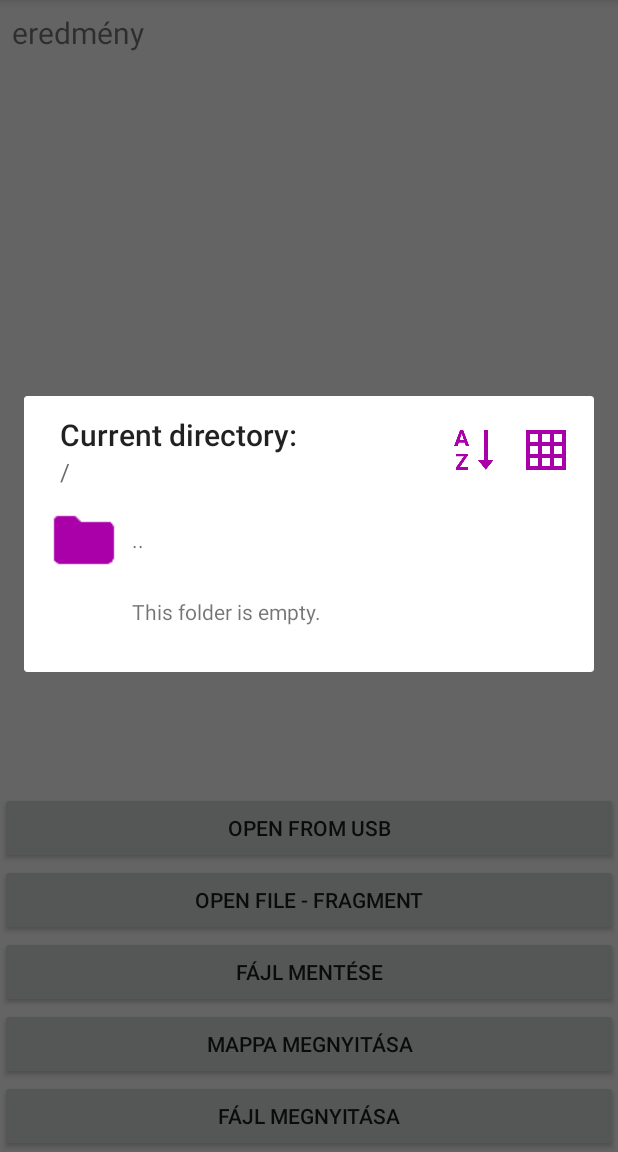
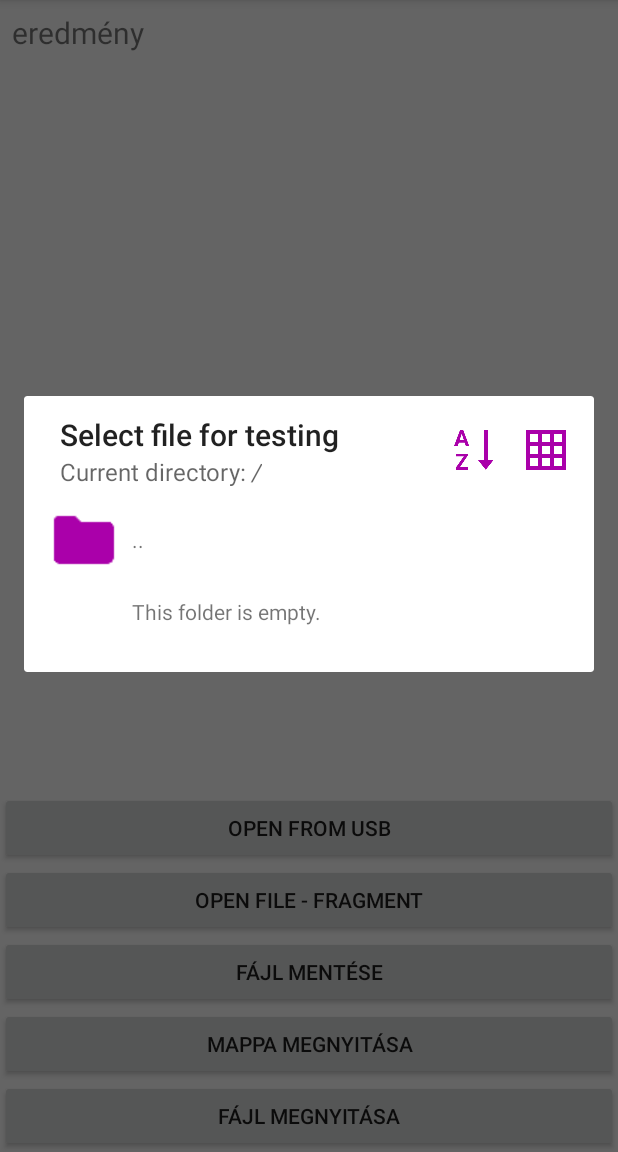
Before and after one commit to mrolcsi/FileBrowser-Android, an Android app: the screen it shows after launch (MainActivity), after a tap on "FÁJL MEGNYITÁSA", on a phone screen of 412 x 824 dp, the part 84-1236 px from its top. Run offline under Robolectric (Android 15) with nearby library versions, the phone set to English and light mode, and no system bars; plain views replace AutoGridView.

Commit message:
Set custom title string in dialogs.

```diff
--- a/FileBrowser/src/main/java/hu/mrolcsi/android/filebrowser/BrowserDialog.java
+++ b/FileBrowser/src/main/java/hu/mrolcsi/android/filebrowser/BrowserDialog.java
@@ -12,6 +12,7 @@ import android.support.v7.widget.GridLayoutManager;
 import android.support.v7.widget.LinearLayoutManager;
 import android.support.v7.widget.RecyclerView;
 import android.support.v7.widget.Toolbar;
+import android.text.Html;
 import android.util.TypedValue;
 import android.view.KeyEvent;
 import android.view.LayoutInflater;
@@ -26,14 +27,6 @@ import android.widget.EditText;
 import android.widget.RelativeLayout;
 import android.widget.Spinner;
 import android.widget.TextView;
-
-import java.io.File;
-import java.io.FileFilter;
-import java.util.List;
-import java.util.Locale;
-import java.util.Map;
-import java.util.concurrent.ConcurrentHashMap;
-
 import hu.mrolcsi.android.filebrowser.option.BrowseMode;
 import hu.mrolcsi.android.filebrowser.option.Layout;
 import hu.mrolcsi.android.filebrowser.option.SortMode;
@@ -43,6 +36,12 @@ import hu.mrolcsi.android.filebrowser.util.FileSorterTask;
 import hu.mrolcsi.android.filebrowser.util.FileUtils;
 import hu.mrolcsi.android.filebrowser.util.Utils;
 import hu.mrolcsi.android.filebrowser.util.itemclicksupport.ItemClickSupport;
+import java.io.File;
+import java.io.FileFilter;
+import java.util.List;
+import java.util.Locale;
+import java.util.Map;
+import java.util.concurrent.ConcurrentHashMap;
 
 /**
  * Created with IntelliJ IDEA.
@@ -56,19 +55,17 @@ public class BrowserDialog extends DialogFragment {
 
   //region Public stuff
   /**
-     * Browsing mode:
-     * <ul>
-     * <li>Open File: {@link hu.mrolcsi.android.filebrowser.option.BrowseMode#OPEN_FILE OPEN_FILE}</li>
-     * <li>Select Directory: {@link hu.mrolcsi.android.filebrowser.option.BrowseMode#SELECT_DIR SELECT_DIR}</li>
-     * <li>Save File: {@link hu.mrolcsi.android.filebrowser.option.BrowseMode#SAVE_FILE SAVE_FILE}</li>
-     * </ul>
-     * Default: open file
+   * Browsing mode: <ul> <li>Open File: {@link hu.mrolcsi.android.filebrowser.option.BrowseMode#OPEN_FILE
+   * OPEN_FILE}</li> <li>Select Directory: {@link hu.mrolcsi.android.filebrowser.option.BrowseMode#SELECT_DIR
+   * SELECT_DIR}</li> <li>Save File: {@link hu.mrolcsi.android.filebrowser.option.BrowseMode#SAVE_FILE
+   * SAVE_FILE}</li> </ul> Default: open file
    *
    * @see hu.mrolcsi.android.filebrowser.option.BrowseMode
    */
   private static final String OPTION_BROWSE_MODE;
   /**
-     * String:  Absolute path to starting directory (Default: root of EXTERNAL_STORAGE (SD-Card) or "/")
+   * String:  Absolute path to starting directory (Default: root of EXTERNAL_STORAGE (SD-Card) or
+   * "/")
    */
   private static final String OPTION_START_PATH;
   /**
@@ -80,18 +77,17 @@ public class BrowserDialog extends DialogFragment {
    */
   private static final String RESULT;
   /**
-     * Sort Mode: (Directories always have priority before files)
-     * <ul>
-     * <li>By filename (ascending): {@link hu.mrolcsi.android.filebrowser.option.SortMode#BY_NAME_ASC BY_NAME_ASC}</li>
-     * <li>By filename (descending): {@link hu.mrolcsi.android.filebrowser.option.SortMode#BY_NAME_DESC BY_NAME_DESC}</li>
-     * <li>By extension (ascending): {@link hu.mrolcsi.android.filebrowser.option.SortMode#BY_EXTENSION_ASC BY_EXTENSION_ASC}</li>
-     * <li>By extension (descending): {@link hu.mrolcsi.android.filebrowser.option.SortMode#BY_EXTENSION_DESC BY_EXTENSION_DESC}</li>
-     * <li>By modification date (ascending): {@link hu.mrolcsi.android.filebrowser.option.SortMode#BY_DATE_ASC BY_DATE_ASC}</li>
-     * <li>By modification date (descending): {@link hu.mrolcsi.android.filebrowser.option.SortMode#BY_DATE_DESC BY_DATE_DESC}</li>
-     * <li>By size (ascending): {@link hu.mrolcsi.android.filebrowser.option.SortMode#BY_SIZE_ASC BY_SIZE_ASC}</li>
-     * <li>By size (descending): {@link hu.mrolcsi.android.filebrowser.option.SortMode#BY_SIZE_DESC BY_SIZE_DESC}</li>
-     * </ul>
-     * Default: by filename (ascending)
+   * Sort Mode: (Directories always have priority before files) <ul> <li>By filename (ascending):
+   * {@link hu.mrolcsi.android.filebrowser.option.SortMode#BY_NAME_ASC BY_NAME_ASC}</li> <li>By
+   * filename (descending): {@link hu.mrolcsi.android.filebrowser.option.SortMode#BY_NAME_DESC
+   * BY_NAME_DESC}</li> <li>By extension (ascending): {@link hu.mrolcsi.android.filebrowser.option.SortMode#BY_EXTENSION_ASC
+   * BY_EXTENSION_ASC}</li> <li>By extension (descending): {@link hu.mrolcsi.android.filebrowser.option.SortMode#BY_EXTENSION_DESC
+   * BY_EXTENSION_DESC}</li> <li>By modification date (ascending): {@link
+   * hu.mrolcsi.android.filebrowser.option.SortMode#BY_DATE_ASC BY_DATE_ASC}</li> <li>By
+   * modification date (descending): {@link hu.mrolcsi.android.filebrowser.option.SortMode#BY_DATE_DESC
+   * BY_DATE_DESC}</li> <li>By size (ascending): {@link hu.mrolcsi.android.filebrowser.option.SortMode#BY_SIZE_ASC
+   * BY_SIZE_ASC}</li> <li>By size (descending): {@link hu.mrolcsi.android.filebrowser.option.SortMode#BY_SIZE_DESC
+   * BY_SIZE_DESC}</li> </ul> Default: by filename (ascending)
    *
    * @see hu.mrolcsi.android.filebrowser.option.SortMode
    */
@@ -119,6 +115,10 @@ public class BrowserDialog extends DialogFragment {
    * @see hu.mrolcsi.android.filebrowser.option.Layout
    */
   private static final String OPTION_LAYOUT;
+  /**
+   * An optional title for the browser dialog.
+   */
+  private static final String OPTION_DIALOG_TITLE;
 
   public static final SortMode[] SORT_HASHES = new SortMode[]{
       SortMode.BY_NAME_ASC,
@@ -141,14 +141,18 @@ public class BrowserDialog extends DialogFragment {
     OPTION_START_PATH = "startPath";
     OPTION_BROWSE_MODE = "browseMode";
     OPTION_LAYOUT = "layout";
+    OPTION_DIALOG_TITLE = "dialogTitle";
   }
 
+  //region Privates
+
+  protected BrowseMode mBrowseMode = BrowseMode.OPEN_FILE;
   protected final Map<String, Parcelable> mStates = new ConcurrentHashMap<>();
-    //region Privates
-    protected BrowseMode mBrowseMode = BrowseMode.OPEN_FILE;
   protected SortMode mSortMode = SortMode.BY_NAME_ASC;
   protected String[] mExtensionFilter;
-    private String mStartPath = Environment.getExternalStorageState().equals(Environment.MEDIA_MOUNTED) ? Environment.getExternalStorageDirectory().getAbsolutePath() : "/";
+  private String mStartPath =
+      Environment.getExternalStorageState().equals(Environment.MEDIA_MOUNTED) ? Environment
+          .getExternalStorageDirectory().getAbsolutePath() : "/";
   private String mRootPath = File.listRoots()[0].getAbsolutePath();
   private boolean mStartIsRoot = true;
   protected int mItemLayoutID = R.layout.browser_listitem_layout;
@@ -158,6 +162,7 @@ public class BrowserDialog extends DialogFragment {
   protected ItemClickSupport mItemClickSupport;
   protected Toolbar mToolbar;
   private String mDefaultFileName;
+  private String mDialogTitle;
   private String mCurrentExtension;
   private String mCurrentPath = mStartPath;
   private Layout mActiveLayout = Layout.LIST;
@@ -176,6 +181,7 @@ public class BrowserDialog extends DialogFragment {
 
   private MenuItem menuSortMode;
   private MenuItem menuSwitchLayout;
+
   //endregion
 
   @Override
@@ -191,6 +197,7 @@ public class BrowserDialog extends DialogFragment {
       mActiveLayout = (Layout) savedInstanceState.getSerializable(OPTION_LAYOUT);
       mItemLayoutID = savedInstanceState.getInt("itemLayoutID");
       mDefaultFileName = savedInstanceState.getString(OPTION_DEFAULT_FILENAME);
+      mDialogTitle = savedInstanceState.getString(OPTION_DIALOG_TITLE);
     } else {
       mCurrentPath = mStartPath;
     }
@@ -198,7 +205,8 @@ public class BrowserDialog extends DialogFragment {
   }
 
   @Override
-    public View onCreateView(LayoutInflater inflater, ViewGroup container, Bundle savedInstanceState) {
+  public View onCreateView(LayoutInflater inflater, ViewGroup container,
+      Bundle savedInstanceState) {
     return inflater.inflate(R.layout.browser_layout_dialog, container, false);
   }
 
@@ -209,9 +217,12 @@ public class BrowserDialog extends DialogFragment {
     setupToolbar();
 
     rvFileList = (RecyclerView) view.findViewById(R.id.browser_recyclerView);
-        DividerItemDecoration listItemDecor = new DividerItemDecoration(getContext(), DividerItemDecoration.VERTICAL_LIST);
+    DividerItemDecoration listItemDecor = new DividerItemDecoration(getContext(),
+        DividerItemDecoration.VERTICAL_LIST);
     mLinearLayout = new LinearLayoutManager(getContext(), LinearLayoutManager.VERTICAL, false);
-        mGridLayout = new GridLayoutManager(getContext(), getResources().getInteger(R.integer.browser_columnCount), LinearLayoutManager.VERTICAL, false);
+    mGridLayout = new GridLayoutManager(getContext(),
+        getResources().getInteger(R.integer.browser_columnCount), LinearLayoutManager.VERTICAL,
+        false);
     mItemClickSupport = ItemClickSupport.addTo(rvFileList);
     setListListeners();
 
@@ -250,7 +261,8 @@ public class BrowserDialog extends DialogFragment {
 
       final Spinner spnExtension = (Spinner) view.findViewById(R.id.browser_spnExtension);
       if (mExtensionFilter != null) {
-                final ArrayAdapter<String> extensionAdapter = new ArrayAdapter<>(getContext(), android.R.layout.simple_spinner_item, mExtensionFilter);
+        final ArrayAdapter<String> extensionAdapter = new ArrayAdapter<>(getContext(),
+            android.R.layout.simple_spinner_item, mExtensionFilter);
         extensionAdapter.setDropDownViewResource(R.layout.browser_dropdown_item);
         spnExtension.setAdapter(extensionAdapter);
         spnExtension.setOnItemSelectedListener(new AdapterView.OnItemSelectedListener() {
@@ -263,9 +275,13 @@ public class BrowserDialog extends DialogFragment {
           public void onNothingSelected(AdapterView<?> adapterView) {
           }
         });
-            } else spnExtension.setVisibility(View.GONE);
+      } else {
+        spnExtension.setVisibility(View.GONE);
+      }
 
-            if (mDefaultFileName != null) etFilename.setText(mDefaultFileName);
+      if (mDefaultFileName != null) {
+        etFilename.setText(mDefaultFileName);
+      }
 
       btnSave.setOnClickListener(new View.OnClickListener() {
         @Override
@@ -276,11 +292,41 @@ public class BrowserDialog extends DialogFragment {
     }
   }
 
+  @Override
+  public void onSaveInstanceState(Bundle outState) {
+    super.onSaveInstanceState(outState);
+    outState.putString("currentPath", mCurrentPath);
+    outState.putSerializable(OPTION_BROWSE_MODE, mBrowseMode);
+    outState.putSerializable(OPTION_SORT_MODE, mSortMode);
+    outState.putStringArray(OPTION_EXTENSION_FILTER, mExtensionFilter);
+    outState.putString(OPTION_START_PATH, mStartPath);
+    outState.putBoolean(OPTION_START_IS_ROOT, mStartIsRoot);
+    outState.putSerializable(OPTION_LAYOUT, mActiveLayout);
+    outState.putInt("itemLayoutID", mItemLayoutID);
+    outState.putString(OPTION_DEFAULT_FILENAME, mDefaultFileName);
+    outState.putString(OPTION_DIALOG_TITLE, mDialogTitle);
+  }
+
   private void setupToolbar() {
     mToolbar.inflateMenu(R.menu.browser_menu);
-        mToolbar.setTitle(R.string.browser_currentDirectory);
+    if (mDialogTitle != null) {
+      mToolbar.setTitle(mDialogTitle);
+    } else {
+      switch (mBrowseMode) {
+        case OPEN_FILE:
+          mToolbar.setTitle(R.string.browser_titleOpenFile);
+          break;
+        case SELECT_DIR:
+          mToolbar.setTitle(R.string.browser_titleSelectDir);
+          break;
+        case SAVE_FILE:
+          mToolbar.setTitle(R.string.browser_titleSaveFile);
+          break;
+      }
+    }
 
-        mToolbar.getMenu().findItem(R.id.browser_menuNewFolder).setIcon(Utils.getTintedDrawable(getContext(), R.drawable.browser_open_folder));
+    mToolbar.getMenu().findItem(R.id.browser_menuNewFolder)
+        .setIcon(Utils.getTintedDrawable(getContext(), R.drawable.browser_open_folder));
 
     menuSortMode = mToolbar.getMenu().findItem(R.id.browser_menuSort);
 
@@ -339,20 +385,6 @@ public class BrowserDialog extends DialogFragment {
     }
   }
 
-    @Override
-    public void onSaveInstanceState(Bundle outState) {
-        super.onSaveInstanceState(outState);
-        outState.putString("currentPath", mCurrentPath);
-        outState.putSerializable(OPTION_BROWSE_MODE, mBrowseMode);
-        outState.putSerializable(OPTION_SORT_MODE, mSortMode);
-        outState.putStringArray(OPTION_EXTENSION_FILTER, mExtensionFilter);
-        outState.putString(OPTION_START_PATH, mStartPath);
-        outState.putBoolean(OPTION_START_IS_ROOT, mStartIsRoot);
-        outState.putSerializable(OPTION_LAYOUT, mActiveLayout);
-        outState.putInt("itemLayoutID", mItemLayoutID);
-        outState.putString(OPTION_DEFAULT_FILENAME, mDefaultFileName);
-    }
-
   protected void toListView() {
     mActiveLayout = Layout.LIST;
     mItemLayoutID = R.layout.browser_listitem_layout;
@@ -399,35 +431,43 @@ public class BrowserDialog extends DialogFragment {
     switch (mSortMode) {
       case BY_NAME_ASC:
         menuSortMode.setTitle(sortOptions[0]);
-                menuSortMode.setIcon(Utils.getTintedDrawable(getContext(), R.drawable.browser_alphabetical_sorting_asc));
+        menuSortMode.setIcon(
+            Utils.getTintedDrawable(getContext(), R.drawable.browser_alphabetical_sorting_asc));
         break;
       case BY_NAME_DESC:
         menuSortMode.setTitle(sortOptions[1]);
-                menuSortMode.setIcon(Utils.getTintedDrawable(getContext(), R.drawable.browser_alphabetical_sorting_desc));
+        menuSortMode.setIcon(
+            Utils.getTintedDrawable(getContext(), R.drawable.browser_alphabetical_sorting_desc));
         break;
       case BY_EXTENSION_ASC:
         menuSortMode.setTitle(sortOptions[2]);
-                menuSortMode.setIcon(Utils.getTintedDrawable(getContext(), R.drawable.browser_alphabetical_sorting_asc));
+        menuSortMode.setIcon(
+            Utils.getTintedDrawable(getContext(), R.drawable.browser_alphabetical_sorting_asc));
         break;
       case BY_EXTENSION_DESC:
         menuSortMode.setTitle(sortOptions[3]);
-                menuSortMode.setIcon(Utils.getTintedDrawable(getContext(), R.drawable.browser_alphabetical_sorting_desc));
+        menuSortMode.setIcon(
+            Utils.getTintedDrawable(getContext(), R.drawable.browser_alphabetical_sorting_desc));
         break;
       case BY_DATE_ASC:
         menuSortMode.setTitle(sortOptions[4]);
-                menuSortMode.setIcon(Utils.getTintedDrawable(getContext(), R.drawable.browser_numerical_sorting_asc));
+        menuSortMode.setIcon(
+            Utils.getTintedDrawable(getContext(), R.drawable.browser_numerical_sorting_asc));
         break;
       case BY_DATE_DESC:
         menuSortMode.setTitle(sortOptions[5]);
-                menuSortMode.setIcon(Utils.getTintedDrawable(getContext(), R.drawable.browser_numerical_sorting_desc));
+        menuSortMode.setIcon(
+            Utils.getTintedDrawable(getContext(), R.drawable.browser_numerical_sorting_desc));
         break;
       case BY_SIZE_ASC:
         menuSortMode.setTitle(sortOptions[6]);
-                menuSortMode.setIcon(Utils.getTintedDrawable(getContext(), R.drawable.browser_numerical_sorting_asc));
+        menuSortMode.setIcon(
+            Utils.getTintedDrawable(getContext(), R.drawable.browser_numerical_sorting_asc));
         break;
       case BY_SIZE_DESC:
         menuSortMode.setTitle(sortOptions[7]);
-                menuSortMode.setIcon(Utils.getTintedDrawable(getContext(), R.drawable.browser_numerical_sorting_desc));
+        menuSortMode.setIcon(
+            Utils.getTintedDrawable(getContext(), R.drawable.browser_numerical_sorting_desc));
         break;
     }
   }
@@ -438,13 +478,17 @@ public class BrowserDialog extends DialogFragment {
       @Override
       public void onItemClick(RecyclerView parent, View view, int position, long id) {
         FileListAdapter.FileHolder holder = (FileListAdapter.FileHolder) view.getTag();
-                if (holder.file.getAbsolutePath().equals(File.separator + getString(R.string.browser_upFolder))) {
+        if (holder.file.getAbsolutePath()
+            .equals(File.separator + getString(R.string.browser_upFolder))) {
           loadList(new File(mCurrentPath).getParentFile());
-                } else if (mBrowseMode == BrowseMode.SELECT_DIR && holder.file.getAbsolutePath().equals(File.separator + getString(R.string.browser_titleSelectDir))) {
+        } else if (mBrowseMode == BrowseMode.SELECT_DIR && holder.file.getAbsolutePath()
+            .equals(File.separator + getString(R.string.browser_titleSelectDir))) {
           onDialogResultListener.onPositiveResult(mCurrentPath);
           dismiss();
         } else {
-                    if (holder.file.isDirectory()) loadList(holder.file);
+          if (holder.file.isDirectory()) {
+            loadList(holder.file);
+          }
           if (holder.file.isFile()) {
             if (mBrowseMode == BrowseMode.SAVE_FILE) {
               etFilename.setText(holder.file.getName());
@@ -461,7 +505,8 @@ public class BrowserDialog extends DialogFragment {
       @Override
       public boolean onItemLongClick(RecyclerView parent, View view, int position, long id) {
         FileListAdapter.FileHolder holder = (FileListAdapter.FileHolder) view.getTag();
-                if (mBrowseMode == BrowseMode.OPEN_FILE && holder.file.isFile() || mBrowseMode == BrowseMode.SELECT_DIR && holder.file.isDirectory()) {
+        if (mBrowseMode == BrowseMode.OPEN_FILE && holder.file.isFile()
+            || mBrowseMode == BrowseMode.SELECT_DIR && holder.file.isDirectory()) {
           onDialogResultListener.onPositiveResult(holder.file.getAbsolutePath());
           dismiss();
           return true;
@@ -502,10 +547,14 @@ public class BrowserDialog extends DialogFragment {
               String ext = FileUtils.getExtension(file.getName());
               int i = 0;
               int n = mExtensionFilter.length;
-                            while (i < n && !mExtensionFilter[i].toLowerCase(Locale.getDefault()).equals(ext))
+              while (i < n && !mExtensionFilter[i].toLowerCase(Locale.getDefault())
+                  .equals(ext)) {
                 i++;
+              }
               return i < n;
-                        } else return file.canRead();
+            } else {
+              return file.canRead();
+            }
           }
         });
       } else {
@@ -516,12 +565,14 @@ public class BrowserDialog extends DialogFragment {
           }
         });
       }
-        } else filesToLoad = directory.listFiles(new FileFilter() {
+    } else {
+      filesToLoad = directory.listFiles(new FileFilter() {
         @Override
         public boolean accept(File file) {
           return file.isDirectory() && file.canRead();
         }
       });
+    }
 
     mCurrentPath = directory.getAbsolutePath();
 
@@ -563,15 +614,21 @@ public class BrowserDialog extends DialogFragment {
 
         pd.dismiss();
 
-                mToolbar.setSubtitle(mCurrentPath);
+        mToolbar.setSubtitle(
+            Html.fromHtml(getString(R.string.browser_currentDirectory, mCurrentPath)));
 
-                boolean isRoot = mStartIsRoot ? mCurrentPath.equals(mStartPath) || mCurrentPath.equals(mRootPath) : mCurrentPath.equals(mRootPath);
+        boolean isRoot =
+            mStartIsRoot ? mCurrentPath.equals(mStartPath) || mCurrentPath.equals(mRootPath)
+                : mCurrentPath.equals(mRootPath);
 
-                rvFileList.setAdapter(new FileListAdapter(getContext(), mItemLayoutID, files, mBrowseMode, mSortMode, isRoot));
+        rvFileList.setAdapter(
+            new FileListAdapter(getContext(), mItemLayoutID, files, mBrowseMode, mSortMode,
+                isRoot));
 
         Parcelable state = mStates.get(mCurrentPath);
-                if (state != null)
+        if (state != null) {
           rvFileList.getLayoutManager().onRestoreInstanceState(state);
+        }
 
         File currentFile = new File(mCurrentPath);
         mToolbar.getMenu().findItem(R.id.browser_menuNewFolder).setVisible(currentFile.canWrite());
@@ -598,7 +655,8 @@ public class BrowserDialog extends DialogFragment {
   }
 
   private void showNewFolderDialog() {
-        @SuppressLint("InflateParams") final View view = LayoutInflater.from(getContext()).inflate(R.layout.browser_dialog_newfolder, null);
+    @SuppressLint("InflateParams") final View view = LayoutInflater.from(getContext())
+        .inflate(R.layout.browser_dialog_newfolder, null);
 
     final TypedValue tv = new TypedValue();
     getContext().getTheme().resolveAttribute(R.attr.alertDialogTheme, tv, true);
@@ -642,7 +700,8 @@ public class BrowserDialog extends DialogFragment {
     builder.setIcon(Utils.getTintedDrawable(getContext(), android.R.drawable.ic_dialog_alert));
     builder.setPositiveButton(android.R.string.ok, null);
 
-        @SuppressLint("InflateParams") final View view = LayoutInflater.from(getContext()).inflate(R.layout.browser_error_extra, null);
+    @SuppressLint("InflateParams") final View view = LayoutInflater.from(getContext())
+        .inflate(R.layout.browser_error_extra, null);
     TextView tvExtra = (TextView) view.findViewById(R.id.tvExtra);
     builder.setView(view);
 
@@ -754,6 +813,15 @@ public class BrowserDialog extends DialogFragment {
     return this;
   }
 
+  public BrowserDialog setDialogTitle(String title) {
+    mDialogTitle = title;
+    return this;
+  }
+
+  public String getDialogTitle() {
+    return mDialogTitle;
+  }
+
   public String getStartPath() {
     return mStartPath;
   }
--- a/FileBrowser/src/main/res/values/strings.xml
+++ b/FileBrowser/src/main/res/values/strings.xml
@@ -2,7 +2,7 @@
 <resources>
   <string name="browser_activityName">FileBrowser</string>
   <string name="browser_pathPlaceholder">Opened file\'s path goes here</string>
-    <string name="browser_currentDirectory">Current directory:</string>
+  <string name="browser_currentDirectory"><![CDATA[Current directory: <i>%s</i>]]></string>
   <string name="browser_placeholder" translatable="false">ads:DsaDF:FdsADS:F</string>
   <string name="browser_titleOpenFile">Open File…</string>
   <string name="browser_titleSaveFile">Save File as…</string>
@@ -35,20 +35,28 @@
   <string name="browser_unknown">N/A</string>
   <string name="browser_newFolderHint">Enter folder name here…</string>
   <string name="browser_error_cantCreateFolder_title">Couldn\'t Create Folder</string>
-    <string name="browser_error_cantCreateFolder_message">The folder could not be created. Check if a folder with the same name already exists.</string>
+  <string name="browser_error_cantCreateFolder_message">The folder could not be created. Check if a
+    folder with the same name already exists.
+  </string>
   <string name="browser_error_invalidFilename_title">Invalid Filename</string>
   <string name="browser_error_invalidFilename_message">The specified filename is invalid.</string>
   <string name="browser_error_invalidFolderName_title">Invalid Folder Name</string>
-    <string name="browser_error_invalidFolderName_message">The specified folder name is invalid.</string>
+  <string name="browser_error_invalidFolderName_message">The specified folder name is invalid.
+  </string>
   <string name="browser_pressAgainToCancel">Press again to cancel.</string>
   <string name="browser_upFolder" translatable="false">..</string>
   <string name="browser_confirmOverwrite">Press \'Save\' again to overwrite file.</string>
   <string name="browser_loadingFileList">Loading files list…</string>
   <string name="browser_save">SAVE</string>
   <string name="browser_error_cantCreateFile_title">Couldn\'t Create File</string>
-    <string name="browser_error_cantCreateFile_message">There was a write error while trying to save the file.</string>
+  <string name="browser_error_cantCreateFile_message">There was a write error while trying to save
+    the file.
+  </string>
   <string name="browser_error_usbError_title">USB Error</string>
-    <string name="browser_error_usbError_message">An error occurred while trying to access the USB drive.</string>
-    <string name="browser_error_usbError_onlyFat32partitions">Only FAT32 partitions are supported.</string>
+  <string name="browser_error_usbError_message">An error occurred while trying to access the USB
+    drive.
+  </string>
+  <string name="browser_error_usbError_onlyFat32partitions">Only FAT32 partitions are supported.
+  </string>
   <string name="browser_pleaseConnectUsb">Please connect a USB Mass Storage device.</string>
 </resources>
--- a/FileBrowserTest/src/main/java/hu/mrolcsi/android/filebrowser/testapp/TestFragment.java
+++ b/FileBrowserTest/src/main/java/hu/mrolcsi/android/filebrowser/testapp/TestFragment.java
@@ -10,7 +10,6 @@ import android.view.View;
 import android.view.ViewGroup;
 import android.widget.Button;
 import android.widget.TextView;
-
 import com.github.mjdev.libaums.fs.UsbFile;
 import hu.mrolcsi.android.filebrowser.BrowserDialog;
 import hu.mrolcsi.android.filebrowser.option.BrowseMode;
@@ -39,9 +38,11 @@ public class TestFragment extends Fragment {
 
   @Nullable
   @Override
-    public View onCreateView(LayoutInflater inflater, ViewGroup container, Bundle savedInstanceState) {
-        if (mRootView == null)
+  public View onCreateView(LayoutInflater inflater, ViewGroup container,
+      Bundle savedInstanceState) {
+    if (mRootView == null) {
       mRootView = inflater.inflate(R.layout.main, container, false);
+    }
     return mRootView;
   }
 
@@ -79,6 +80,7 @@ public class TestFragment extends Fragment {
             .setSortMode(SortMode.BY_EXTENSION_ASC)
             .setStartIsRoot(false)
             .setRootPath(Environment.getExternalStorageDirectory().getAbsolutePath())
+            .setDialogTitle("Select file for testing")
             .setOnDialogResultListener(onDialogResultListener);
         dialog.show(getChildFragmentManager(), dialog.toString());
       }
```
Also changed, not shown: 1 other file. Lines whose indentation alone changed are shown as unchanged.
